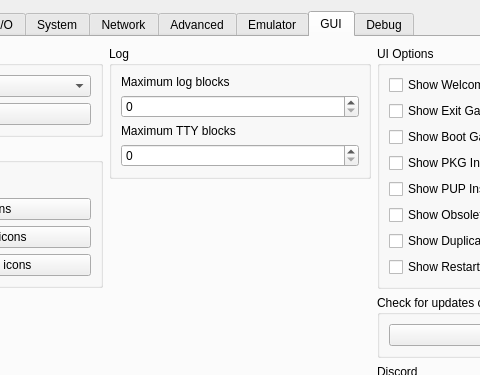
Before: the Qt Designer form rpcs3/rpcs3qt/settings_dialog.ui in RPCS3/rpcs3, drawn with Qt 5; both pictures show x 181 to 661 and y 0 to 375 of the 856 by 688 pixel window.
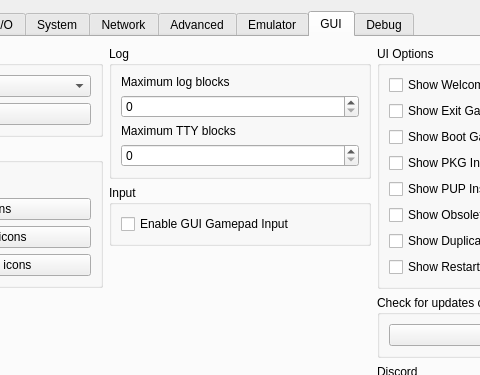
After: the same form once the commit is applied. The open tabs and pages were chosen to show the change. Icons and pictures are not drawn.

Commit message: Qt: implement QGamepad gui navigation

Patch:
```diff
--- a/rpcs3/rpcs3qt/settings_dialog.ui
+++ b/rpcs3/rpcs3qt/settings_dialog.ui
@@ -3807,6 +3807,22 @@
               </layout>
              </widget>
             </item>
+            <item>
+             <widget class="QGroupBox" name="gb_gui_input">
+              <property name="title">
+               <string>Input</string>
+              </property>
+              <layout class="QVBoxLayout" name="verticalLayout_3">
+               <item>
+                <widget class="QCheckBox" name="cb_gui_gamepad_input">
+                 <property name="text">
+                  <string>Enable GUI Gamepad Input</string>
+                 </property>
+                </widget>
+               </item>
+              </layout>
+             </widget>
+            </item>
             <item>
              <spacer name="guiTabSpacerMiddle">
               <property name="orientation">
```
Left out of the diff: 12 changed lines with no effect on the pictures. The commit also changes 8 other files.
